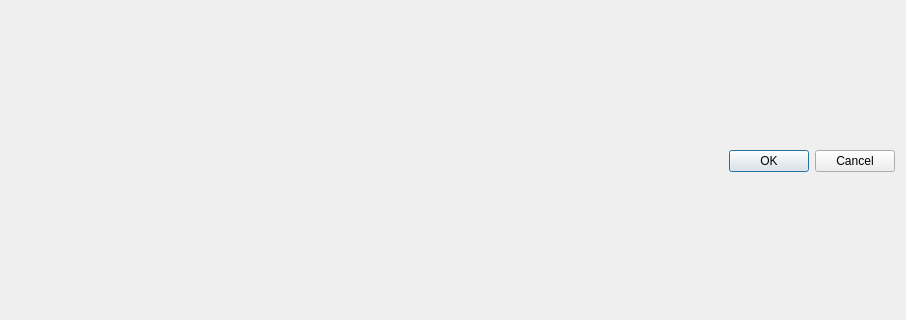
Qt form designer/organizer.ui (glutanimate/note-organizer) before a commit; both pictures show x 0 to 906 and y 88 to 408 of the 906 by 498 pixel window.
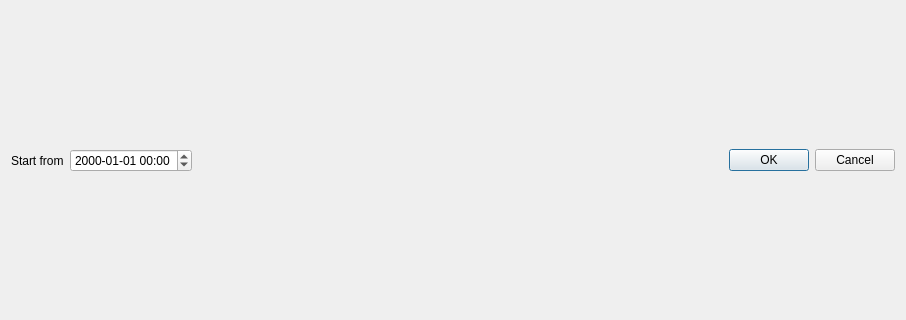
The same form after that commit.

Commit message: Allow setting creation time of first item manually

```diff
--- a/designer/organizer.ui
+++ b/designer/organizer.ui
@@ -22,11 +22,29 @@
     </layout>
    </item>
    <item>
+    <layout class="QHBoxLayout" name="horizontalLayout">
+     <item>
+      <widget class="QLabel" name="label">
+       <property name="text">
+        <string>Start from</string>
+       </property>
+      </widget>
+     </item>
+     <item>
+      <widget class="QDateTimeEdit" name="dateTimeEdit">
+       <property name="displayFormat">
+        <string>yyyy-MM-dd HH:mm</string>
+       </property>
+      </widget>
+     </item>
+     <item>
     <widget class="QDialogButtonBox" name="buttonBox">
      <property name="standardButtons">
       <set>QDialogButtonBox::Cancel|QDialogButtonBox::Ok</set>
      </property>
     </widget>
+     </item>
+    </layout>
    </item>
   </layout>
  </widget>
```
Lines whose indentation alone changed are shown as unchanged. The commit also changes 4 other files.
